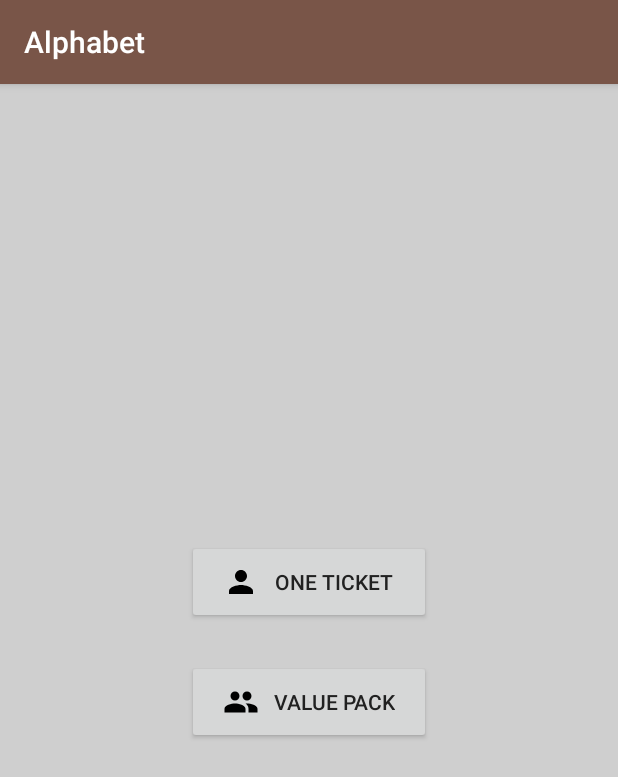
After one commit to laszlourszuly/Alphabet, an Android app: the OfferingFragment screen opened directly, with no data from a screen before it, on a phone screen of 412 x 824 dp. The commit adds this screen. Shown: the top 777 px of the screen. Run offline under Robolectric (Android 15) with nearby library versions, the phone set to English and light mode, and no system bars.

Commit message:
Add initial on-boarding flow

```diff
--- a/app/src/main/AndroidManifest.xml
+++ b/app/src/main/AndroidManifest.xml
@@ -20,6 +20,10 @@
             </intent-filter>
         </activity>
 
+        <activity
+            android:name=".onboarding.OnBoardingActivity"
+            android:exported="true"/>
+
     </application>
 
 </manifest>
--- /dev/null
+++ b/app/src/main/java/com/jayway/alphabet/FragmentNavigationListener.java
@@ -0,0 +1,12 @@
+package com.jayway.alphabet;
+
+/**
+ * This interface describes how fragments can deliver navigation requests from
+ * the user to their corresponding Activity. It helps isolating the navigation
+ * concern in the Activity.
+ */
+public interface FragmentNavigationListener {
+
+    void onNavigationRequest(int touchedViewId);
+
+}
--- /dev/null
+++ b/app/src/main/java/com/jayway/alphabet/onboarding/OfferingFragment.java
@@ -0,0 +1,50 @@
+package com.jayway.alphabet.onboarding;
+
+import android.content.Context;
+import android.os.Bundle;
+import android.support.annotation.Nullable;
+import android.support.v4.app.Fragment;
+import android.view.LayoutInflater;
+import android.view.View;
+import android.view.ViewGroup;
+import android.widget.Button;
+
+import com.jayway.alphabet.FragmentNavigationListener;
+import com.jayway.alphabet.R;
+
+/**
+ * This Fragment is responsible for showing the different conference offerings
+ * to the user, reporting any user interaction up to the parent Activity.
+ */
+public class OfferingFragment extends Fragment {
+
+    private FragmentNavigationListener navigationListener;
+
+
+    @Override
+    public void onAttach(Context context) {
+        super.onAttach(context);
+        try {
+            navigationListener = (FragmentNavigationListener) context;
+        } catch (Exception e) {
+            throw new IllegalStateException("Make sure you activity implements the " +
+                    "'FragmentNavigationListener' interface");
+        }
+    }
+
+    @Nullable
+    @Override
+    public View onCreateView(LayoutInflater inflater, @Nullable ViewGroup container, @Nullable Bundle savedInstanceState) {
+        View view = inflater.inflate(R.layout.fragment_onboarding_offering, container, false);
+        View.OnClickListener clickListener = button -> navigationListener.onNavigationRequest(button.getId());
+
+        Button oneTicket = view.findViewById(R.id.one_ticket);
+        oneTicket.setOnClickListener(clickListener);
+
+        Button valuePack = view.findViewById(R.id.value_pack);
+        valuePack.setOnClickListener(clickListener);
+
+        return view;
+    }
+
+}
--- /dev/null
+++ b/app/src/main/java/com/jayway/alphabet/onboarding/OnBoardingActivity.java
@@ -0,0 +1,59 @@
+package com.jayway.alphabet.onboarding;
+
+import android.os.Bundle;
+import android.support.v4.app.Fragment;
+import android.support.v7.app.AppCompatActivity;
+
+import com.jayway.alphabet.FragmentNavigationListener;
+import com.jayway.alphabet.R;
+
+/**
+ * This Activity is responsible for orchestrating the on-boarding navigation
+ * flow.
+ */
+public class OnBoardingActivity extends AppCompatActivity implements FragmentNavigationListener {
+
+    @Override
+    protected void onCreate(Bundle savedInstanceState) {
+        super.onCreate(savedInstanceState);
+        setContentView(R.layout.activity_onboarding);
+        setSupportActionBar(findViewById(R.id.my_toolbar));
+
+        // This should be a static initial view, hence not adding
+        // it to the back stack.
+        getSupportFragmentManager()
+                .beginTransaction()
+                .replace(R.id.fragment_container,
+                        new OfferingFragment())
+                .commit();
+    }
+
+
+    @Override
+    public void onNavigationRequest(int touchedViewId) {
+        switch (touchedViewId) {
+            case R.id.one_ticket:
+                navigateTo(new OneTicketFragment());
+                break;
+            case R.id.value_pack:
+                navigateTo(new ValuePackFragment());
+                break;
+            default:
+                // Don't do anything
+                break;
+        }
+    }
+
+
+    private void navigateTo(Fragment fragment) {
+        if (fragment == null)
+            return;
+
+        getSupportFragmentManager()
+                .beginTransaction()
+                .replace(R.id.fragment_container, fragment)
+                .addToBackStack(null)
+                .commit();
+    }
+
+}
--- /dev/null
+++ b/app/src/main/res/drawable/ic_people_black_24px.xml
@@ -0,0 +1,17 @@
+<?xml version="1.0" encoding="utf-8"?>
+<vector xmlns:android="http://schemas.android.com/apk/res/android"
+    android:width="24dp"
+    android:height="24dp"
+    android:viewportWidth="24"
+    android:viewportHeight="24">
+
+    <path
+        android:pathData="M0,0 L24,0 L24,24 L0,24 Z" />
+    <path
+        android:fillColor="#000000"
+        android:pathData="M16,11 C17.66,11,18.99,9.66,18.99,8 S17.66,5,16,5 C14.34,5,13,6.34,13,8
+S14.34,11,16,11 Z M8,11 C9.66,11,10.99,9.66,10.99,8 S9.66,5,8,5
+C6.34,5,5,6.34,5,8 S6.34,11,8,11 Z M8,13 C5.67,13,1,14.17,1,16.5 L1,19 L15,19
+L15,16.5 C15,14.17,10.33,13,8,13 Z M16,13 C15.71,13,15.38,13.02,15.03,13.05
+C16.19,13.89,17,15.02,17,16.5 L17,19 L23,19 L23,16.5 C23,14.17,18.33,13,16,13 Z" />
+</vector>
--- /dev/null
+++ b/app/src/main/res/drawable/ic_person_black_24px.xml
@@ -0,0 +1,14 @@
+<?xml version="1.0" encoding="utf-8"?>
+<vector xmlns:android="http://schemas.android.com/apk/res/android"
+    android:width="24dp"
+    android:height="24dp"
+    android:viewportWidth="24"
+    android:viewportHeight="24">
+
+    <path
+        android:fillColor="#000000"
+        android:pathData="M12,12 C14.21,12,16,10.21,16,8 S14.21,4,12,4 S8,5.79,8,8 S9.79,12,12,12 Z M12,14
+C9.33,14,4,15.34,4,18 L4,20 L20,20 L20,18 C20,15.34,14.67,14,12,14 Z" />
+    <path
+        android:pathData="M0,0 L24,0 L24,24 L0,24 Z" />
+</vector>
--- /dev/null
+++ b/app/src/main/res/layout/activity_onboarding.xml
@@ -0,0 +1,19 @@
+<?xml version="1.0" encoding="utf-8"?>
+<android.support.design.widget.CoordinatorLayout
+    xmlns:android="http://schemas.android.com/apk/res/android"
+    xmlns:app="http://schemas.android.com/apk/res-auto"
+    xmlns:tools="http://schemas.android.com/tools"
+    android:layout_width="match_parent"
+    android:layout_height="match_parent"
+    android:fitsSystemWindows="true"
+    tools:context="com.jayway.alphabet.MainActivity">
+
+    <include layout="@layout/layout_toolbar"/>
+
+    <FrameLayout
+        android:id="@+id/fragment_container"
+        android:layout_width="match_parent"
+        android:layout_height="match_parent"
+        app:layout_behavior="@string/appbar_scrolling_view_behavior"/>
+
+</android.support.design.widget.CoordinatorLayout>
--- /dev/null
+++ b/app/src/main/res/layout/fragment_onboarding_offering.xml
@@ -0,0 +1,41 @@
+<?xml version="1.0" encoding="utf-8"?>
+<android.support.v4.widget.NestedScrollView
+    xmlns:android="http://schemas.android.com/apk/res/android"
+    android:layout_width="match_parent"
+    android:layout_height="match_parent">
+
+    <LinearLayout
+        android:layout_width="wrap_content"
+        android:layout_height="wrap_content"
+        android:layout_gravity="center"
+        android:orientation="vertical">
+
+        <Button
+            android:id="@+id/one_ticket"
+            android:layout_width="match_parent"
+            android:layout_height="wrap_content"
+            android:layout_marginBottom="24dp"
+            android:drawablePadding="10dp"
+            android:drawableStart="@drawable/ic_dude"
+            android:paddingBottom="16dp"
+            android:paddingEnd="24dp"
+            android:paddingStart="24dp"
+            android:paddingTop="16dp"
+            android:text="@string/one_ticket"/>
+
+        <Button
+            android:id="@+id/value_pack"
+            android:layout_width="match_parent"
+            android:layout_height="wrap_content"
+            android:layout_marginBottom="24dp"
+            android:drawablePadding="10dp"
+            android:drawableStart="@drawable/ic_dudes"
+            android:paddingBottom="16dp"
+            android:paddingEnd="24dp"
+            android:paddingStart="24dp"
+            android:paddingTop="16dp"
+            android:text="@string/value_pack"/>
+
+    </LinearLayout>
+
+</android.support.v4.widget.NestedScrollView>
--- /dev/null
+++ b/app/src/main/res/values/drawables.xml
@@ -0,0 +1,5 @@
+<?xml version="1.0" encoding="utf-8"?>
+<resources>
+    <drawable name="ic_dude">@drawable/ic_person_black_24px</drawable>
+    <drawable name="ic_dudes">@drawable/ic_people_black_24px</drawable>
+</resources>
--- a/app/src/main/res/values/strings.xml
+++ b/app/src/main/res/values/strings.xml
@@ -1,3 +1,5 @@
 <resources>
     <string name="app_name">Alphabet</string>
+    <string name="one_ticket">One ticket</string>
+    <string name="value_pack">Value pack</string>
 </resources>
```
Also changed, not shown: app/src/main/java/com/jayway/alphabet/onboarding/OneTicketFragment.java (added, +40 -0 lines), app/src/main/java/com/jayway/alphabet/onboarding/ValuePackFragment.java (added, +40 -0 lines), app/src/main/res/layout/fragment_onboarding_offering_oneticket.xml (added, +15 -0 lines), app/src/main/res/layout/fragment_onboarding_offering_valuepack.xml (added, +15 -0 lines).
